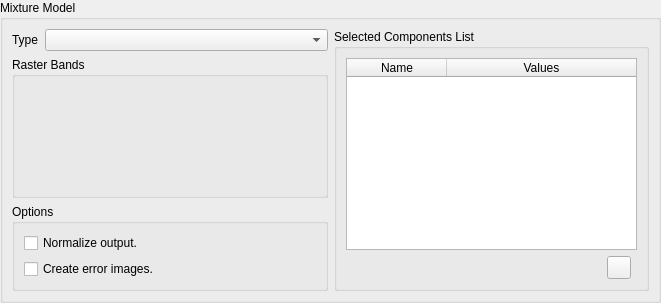
claudiobogossian/terralib5, file src/terralib/qt/widgets/rp/ui/MixtureModelWizardPageForm.ui: the form before one commit.
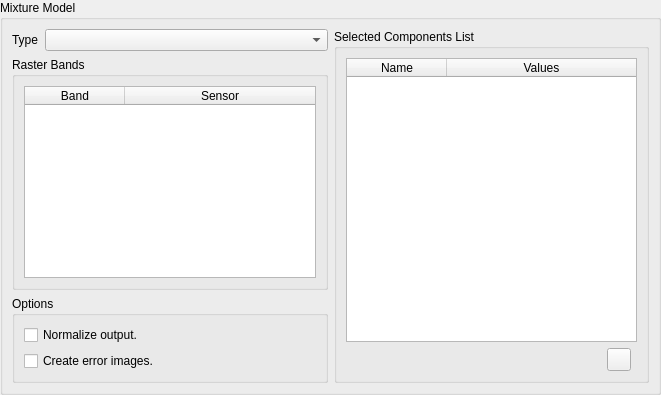
The form after the commit.

What changed in the file:
```diff
--- a/src/terralib/qt/widgets/rp/ui/MixtureModelWizardPageForm.ui
+++ b/src/terralib/qt/widgets/rp/ui/MixtureModelWizardPageForm.ui
@@ -7,7 +7,7 @@
     <x>0</x>
     <y>0</y>
     <width>661</width>
-    <height>285</height>
+    <height>309</height>
    </rect>
   </property>
   <property name="windowTitle">
@@ -103,6 +103,37 @@
             <property name="title">
              <string>Raster Bands</string>
             </property>
+            <layout class="QGridLayout" name="gridLayout_9">
+             <item row="0" column="0">
+              <widget class="QTableWidget" name="m_bandTableWidget">
+               <property name="alternatingRowColors">
+                <bool>true</bool>
+               </property>
+               <property name="selectionMode">
+                <enum>QAbstractItemView::NoSelection</enum>
+               </property>
+               <attribute name="horizontalHeaderMinimumSectionSize">
+                <number>29</number>
+               </attribute>
+               <attribute name="horizontalHeaderStretchLastSection">
+                <bool>true</bool>
+               </attribute>
+               <attribute name="verticalHeaderVisible">
+                <bool>false</bool>
+               </attribute>
+               <column>
+                <property name="text">
+                 <string>Band</string>
+                </property>
+               </column>
+               <column>
+                <property name="text">
+                 <string>Sensor</string>
+                </property>
+               </column>
+              </widget>
+             </item>
+            </layout>
            </widget>
           </item>
          </layout>
```
